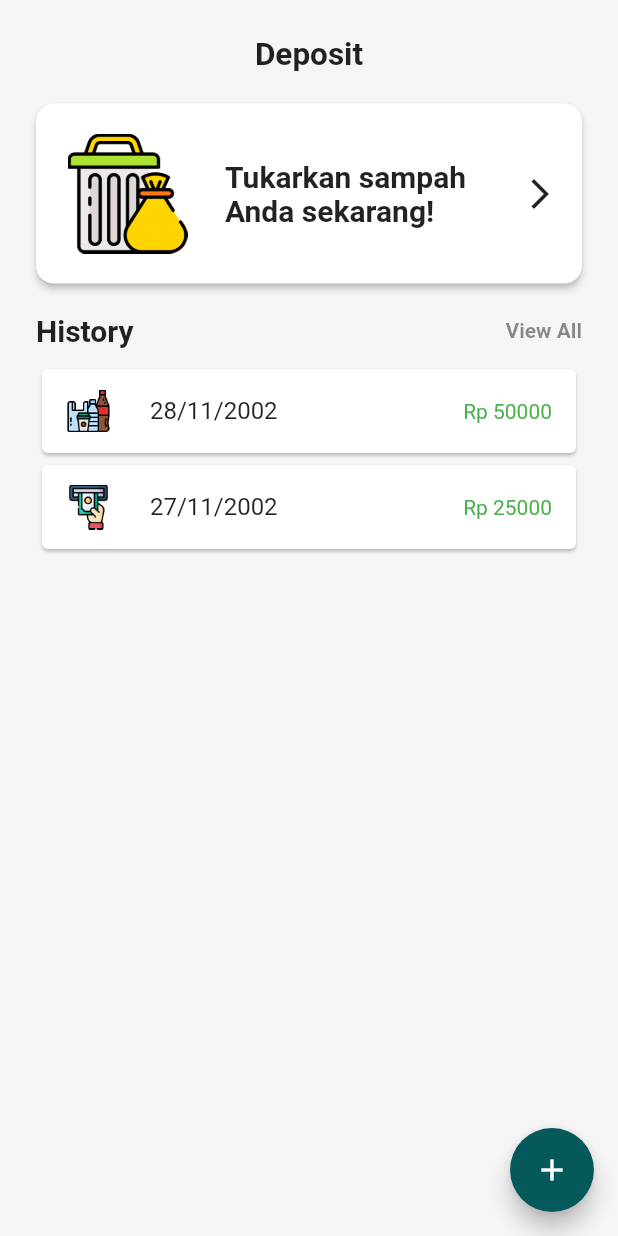
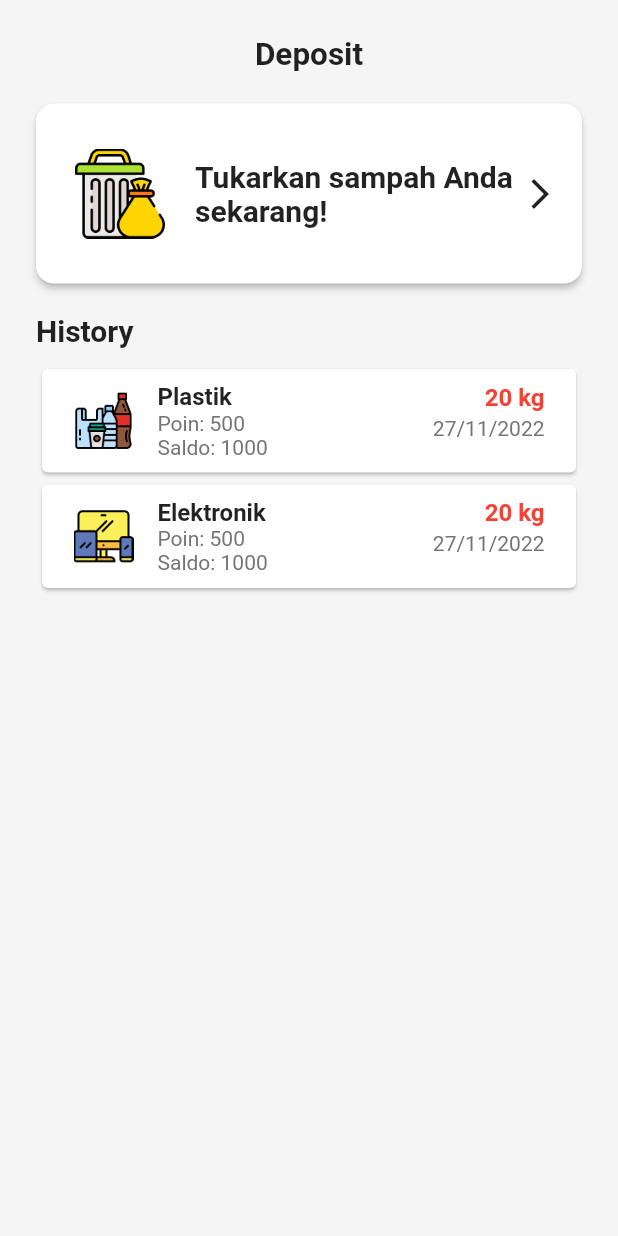
Before and after one commit to iyoubee/Trashsure-Flutter, a Flutter app: the DepositPage screen opened directly, on a phone screen of 412 x 824 dp. Run offline on Flutter 3.47's test engine with Material 2 defaults, Android fonts, the phone set to English and light mode, and no system bars; our stand-ins replace another_flushbar, shared_preferences; accounts and stored records are empty.

Commit message:
ui deposit done, belum form

```diff
--- a/lib/pages/DepositPage.dart
+++ b/lib/pages/DepositPage.dart
@@ -30,12 +30,15 @@ class _DepositPageState extends State<DepositPage> {
                 onPressed: () {},
                 child: Row(
                   children: [
+                    SizedBox(
+                      width: 10,
+                    ),
                     Container(
                       height: 80,
                       decoration: BoxDecoration(
                         borderRadius: BorderRadius.circular(12),
                       ),
-                      child: Image.asset("lib/assets/recycle-bin-deposit.png", height: 90, width: 90,),
+                      child: Image.asset("lib/assets/recycle-bin-deposit.png", height: 60, width: 60,),
                     ),
                     SizedBox(
                       width: 20,
@@ -48,9 +51,6 @@ class _DepositPageState extends State<DepositPage> {
                           style: TextStyle(fontWeight: FontWeight.bold, fontSize: 20),),
                       ),
                     ),
-                    // SizedBox(
-                    //   width: double.infinity,
-                    // ),
                     Icon(Icons.arrow_forward_ios),
                   ],
                 ),
@@ -62,7 +62,6 @@ class _DepositPageState extends State<DepositPage> {
                 mainAxisAlignment: MainAxisAlignment.spaceBetween,
                 children: [
                   Text("History", style: TextStyle(color: Colors.black87, fontSize: 20, fontWeight: FontWeight.bold),),
-                  Text("View All", style: TextStyle(color: Colors.black45, fontSize: 14, fontWeight: FontWeight.bold),),
                 ],
               ),
               const SizedBox(
@@ -72,12 +71,33 @@ class _DepositPageState extends State<DepositPage> {
                 alignment: Alignment.topLeft,
                 child: Container(
                   child: Card(
-                    child: ListTile(
-                      leading: Image.asset("lib/assets/plastic.png", height: 30, width: 30,),
-                      // leading: CircleAvatar(
-                      // ),
-                      title: Text("28/11/2002"),
-                      trailing: Text("Rp 50000", style: TextStyle(color: Colors.green),),
+                    child: Padding(
+                      padding: EdgeInsets.all(5),
+                      child: ListTile(
+                        leading: Image.asset("lib/assets/plastic.png", height: 40, width: 40,),
+                        title: Container(
+                          alignment: Alignment.centerLeft,
+                          child: Column(
+                            crossAxisAlignment: CrossAxisAlignment.start,
+                            children: [
+                              Text("Plastik", style: TextStyle(fontWeight: FontWeight.bold, fontSize: 16),),
+                              Text("Poin: 500", style: TextStyle(fontSize: 14, color: Colors.grey[600]),),
+                              Text("Saldo: 1000", style: TextStyle(fontSize: 14, color: Colors.grey[600]),),
+                            ],
+                          ),
+                        ),
+                        trailing: Container(
+                          child: Column(
+                            crossAxisAlignment: CrossAxisAlignment.end,
+                            children: [
+                              SizedBox(height: 3,),
+                              Text("20 kg", style: TextStyle(fontWeight: FontWeight.bold, fontSize: 16, color: Colors.red),),
+                              SizedBox(height: 3,),
+                              Text("27/11/2022", style: TextStyle(fontSize: 14, color: Colors.grey[600]),),
+                            ],
+                          ),
+                        ),
+                      ),
                     ),
                   ),
                 ),
@@ -86,12 +106,33 @@ class _DepositPageState extends State<DepositPage> {
                 alignment: Alignment.topLeft,
                 child: Container(
                   child: Card(
-                    child: ListTile(
-                      leading: Image.asset("lib/assets/withdraw.png", height: 30, width: 30,),
-                      // leading: CircleAvatar(
-                      // ),
-                      title: Text("27/11/2002"),
-                      trailing: Text("Rp 25000", style: TextStyle(color: Colors.green),),
+                    child: Padding(
+                      padding: EdgeInsets.all(5),
+                      child: ListTile(
+                        leading: Image.asset("lib/assets/electronic.png", height: 40, width: 40,),
+                        title: Container(
+                          alignment: Alignment.centerLeft,
+                          child: Column(
+                            crossAxisAlignment: CrossAxisAlignment.start,
+                            children: [
+                              Text("Elektronik", style: TextStyle(fontWeight: FontWeight.bold, fontSize: 16),),
+                              Text("Poin: 500", style: TextStyle(fontSize: 14, color: Colors.grey[600]),),
+                              Text("Saldo: 1000", style: TextStyle(fontSize: 14, color: Colors.grey[600]),),
+                            ],
+                          ),
+                        ),
+                        trailing: Container(
+                          child: Column(
+                            crossAxisAlignment: CrossAxisAlignment.end,
+                            children: [
+                              SizedBox(height: 3,),
+                              Text("20 kg", style: TextStyle(fontWeight: FontWeight.bold, fontSize: 16, color: Colors.red),),
+                              SizedBox(height: 3,),
+                              Text("27/11/2022", style: TextStyle(fontSize: 14, color: Colors.grey[600]),),
+                            ],
+                          ),
+                        ),
+                      ),
                     ),
                   ),
                 ),
@@ -100,12 +141,6 @@ class _DepositPageState extends State<DepositPage> {
           ),
         ),
       ),
-      floatingActionButton: FloatingActionButton(
-        onPressed: null,
-        tooltip: 'Add Withdraw',
-        backgroundColor: Color.fromARGB(255, 5, 89, 91),
-        child: Icon(Icons.add),
-      ),
     );
   }
 }
```
